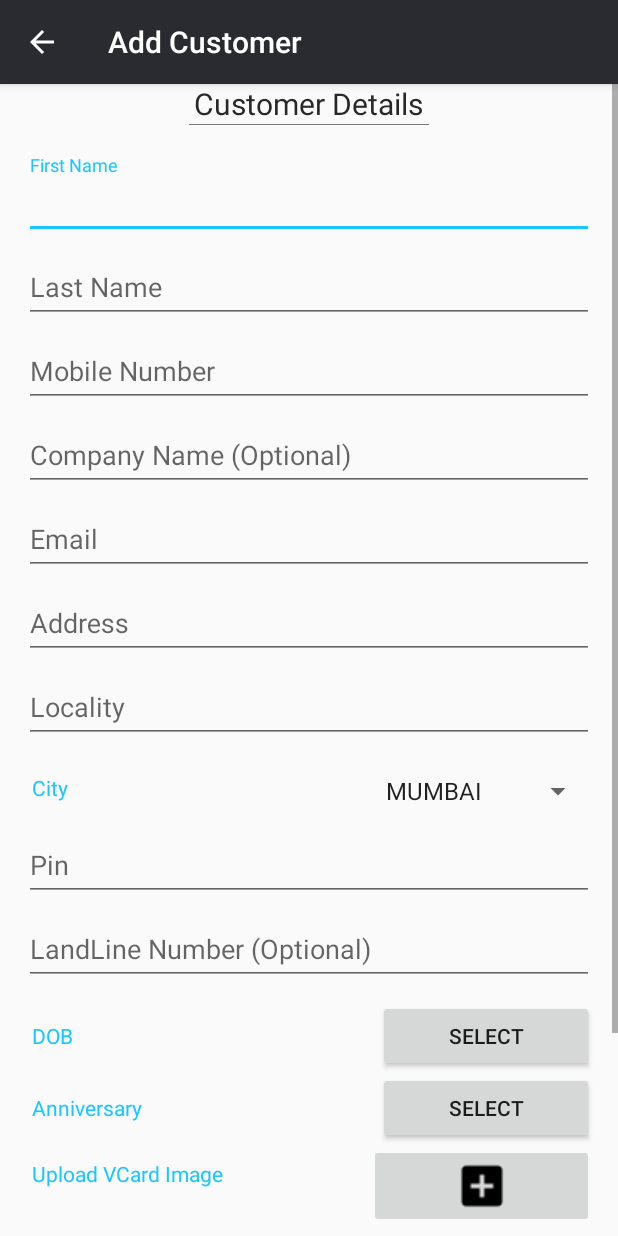
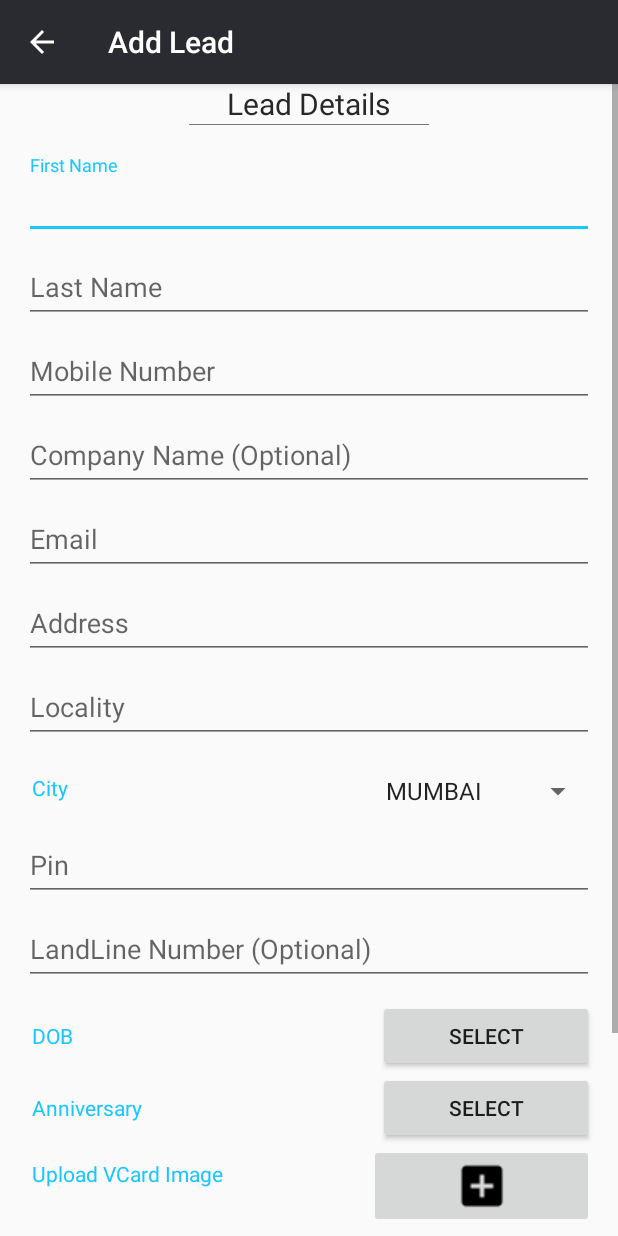
Before and after one commit to raviat10x/totem3, an Android app: the NewCustomerActivity screen opened directly, with no data from a screen before it, on a phone screen of 412 x 824 dp. Run offline under Robolectric (Android 15) with nearby library versions, the phone set to English and light mode, and no system bars; libraries missing offline, so code that uses them is left out: com.loopj.android, cz.msebera.android.

Commit message:
Merging updated code on My Local Branch TO1.0.2 Sunday at 12:00 noon

```diff
--- a/app/src/main/java/com/move10x/totem/design/CustomerDetailsActivity.java
+++ b/app/src/main/java/com/move10x/totem/design/CustomerDetailsActivity.java
@@ -76,7 +76,7 @@ public class CustomerDetailsActivity extends Move10xActivity {
         Toolbar toolbar = (Toolbar) findViewById(R.id.toolbar);
         setSupportActionBar(toolbar);
         getSupportActionBar().setDisplayHomeAsUpEnabled(true);
-        setTitle("Customer Details");
+        setTitle("Lead Details");
 
 
         //Read xml elements.
--- a/app/src/main/java/com/move10x/totem/design/CustomerFragment.java
+++ b/app/src/main/java/com/move10x/totem/design/CustomerFragment.java
@@ -80,7 +80,7 @@ public class CustomerFragment extends Fragment {
 
         CurrentProfile currentProfile = new CurrentProfileService(getActivity().getApplicationContext()).getCurrentProfile();
         view = inflater.inflate(R.layout.fragment_customer, container, false);
-        getActivity().setTitle("Customers");
+        getActivity().setTitle("Leads");
         customerListContainer = (LinearLayout) view.findViewById(R.id.customerListContainer);
         customerList = (ListView) view.findViewById(R.id.customerList);
         progressBar = (ProgressBar) view.findViewById(R.id.driversProgress);
--- a/app/src/main/java/com/move10x/totem/design/MainActivity.java
+++ b/app/src/main/java/com/move10x/totem/design/MainActivity.java
@@ -126,7 +126,7 @@ public class MainActivity extends Move10xActivity
         drawerList.add(new DrawerListItem("Home", R.drawable.icon_home));
         drawerList.add(new DrawerListItem("Drivers", R.drawable.icon_account_circle));
 
-        drawerList.add(new DrawerListItem("Customers", R.drawable.icon_person_pin));
+        drawerList.add(new DrawerListItem("Leads", R.drawable.icon_person_pin));
 
         drawerList.add(new DrawerListItem("DriversOnMap", R.drawable.icon_person_pin));
         //drawerList.add(new DrawerListItem("Activity", R.drawable.icon_history));
@@ -222,7 +222,7 @@ public class MainActivity extends Move10xActivity
                             Log.d("mainActivity", "Finished Changing Fragement to Drivers Fragement.");
                         }
 
-                        else if (selectedItem.getItemName().toLowerCase().equals("customers")) {    //Drivers
+                        else if (selectedItem.getItemName().toLowerCase().equals("leads")) {    //Drivers
                             Log.d("mainActivity", "Changing Fragement to Customers Fragement");
                             fragementHolder = (FrameLayout) findViewById(R.id.fragementHolder);
                             Fragment fg = new CustomerFragment();
--- a/app/src/main/java/com/move10x/totem/design/NewCustomerActivity.java
+++ b/app/src/main/java/com/move10x/totem/design/NewCustomerActivity.java
@@ -71,8 +71,8 @@ import cz.msebera.android.httpclient.Header;
 public class NewCustomerActivity extends AppCompatActivity {
 
     private static final String TAG = "NewCustomerActivity";
-//    static final String File_Customer_VCard = "customerPic.jpeg";
-    static final String File_Customer_VCard = "";
+    static final String File_Customer_VCard = "customerPic.jpeg";
+//    static final String File_Customer_VCard = "";
     private static final int INTENT_REQUEST_CAMERA_CUSTOMER_VCARD = 1002;
     private static final int INTENT_REQUEST_GALLERY_CUSTOMER_PHOTO = 1003;
     private EditText txtMobileNumber;
@@ -104,6 +104,7 @@ public class NewCustomerActivity extends AppCompatActivity {
     private String ftpServer, ftpUserName, ftpPassword, ftpDirectory;
     private static String customerPicFilePath = null;
     private EditText companyName;
+    boolean uploadbuttonclicked;
 
     @Override
     protected void onCreate(Bundle savedInstanceState) {
@@ -112,7 +113,7 @@ public class NewCustomerActivity extends AppCompatActivity {
         Toolbar toolbar = (Toolbar) findViewById(R.id.toolbar);
         setSupportActionBar(toolbar);
         getSupportActionBar().setDisplayHomeAsUpEnabled(true);
-        setTitle("Add Customer");
+        setTitle("Add Lead");
 
 
         GPSTracker gpsTracker = new GPSTracker(this);
@@ -157,6 +158,8 @@ public class NewCustomerActivity extends AppCompatActivity {
         txtPin = (EditText) findViewById(R.id.txtPin);
         txtLandline = (EditText) findViewById(R.id.txtLandline);
         companyName = (EditText) findViewById(R.id.companyName);
+
+        uploadbuttonclicked = false;
 //        txtCustomerCurrentLocation = (TextView) findViewById(R.id.txtCustomerCurrentLocation);
         RegisterButtonClickEvents();
 
@@ -230,7 +233,7 @@ public class NewCustomerActivity extends AppCompatActivity {
             @Override
             public void onClick(View v) {
 
-
+                uploadbuttonclicked = true;
                 showCustomerPhotoImageSource();
 
             }
@@ -315,6 +318,11 @@ public class NewCustomerActivity extends AppCompatActivity {
         });
     }
 
+    @Override
+    protected void onResume() {
+        super.onResume();
+    }
+
     private void OnCreateCustomerClick() {
 //        Log.d(TAG, "OnCustomerClick");
 
@@ -392,7 +400,9 @@ public class NewCustomerActivity extends AppCompatActivity {
 
             try {
 //                Log.d(TAG, "Inside myFiles");
-                requestParams.put("vCardImg", myFile);
+                if(uploadbuttonclicked) {
+                    requestParams.put("vCardImg", myFile);
+                }
             } catch (FileNotFoundException e) {
                 e.printStackTrace();
             }
@@ -436,6 +446,7 @@ public class NewCustomerActivity extends AppCompatActivity {
                             showProgress(false);
                         } else {
                             //Error
+
                             Toast.makeText(getApplicationContext(), response.getString("msg"), Toast.LENGTH_LONG).show();
                         }
                     } catch (JSONException ex) {
@@ -451,6 +462,8 @@ public class NewCustomerActivity extends AppCompatActivity {
                 }
 
             });
+            showProgress(false);
+
         }
 //        else
 //            Log.d(TAG, "In else part");
--- a/app/src/main/java/com/move10x/totem/receivers/NetworkChangeReceiver.java
+++ b/app/src/main/java/com/move10x/totem/receivers/NetworkChangeReceiver.java
@@ -41,7 +41,8 @@ public class NetworkChangeReceiver extends BroadcastReceiver {
                 Log.d(logTag, "Internet is on.");
                 //Redirect to login button.
                 Intent intent1 = new Intent(context, LoginActivity.class);
-                context.startActivity(intent);
+                intent1.setFlags(Intent.FLAG_ACTIVITY_NEW_TASK);
+                context.startActivity(intent1);
             }
         }
     }
--- a/app/src/main/res/layout/activity_customer_details.xml
+++ b/app/src/main/res/layout/activity_customer_details.xml
@@ -439,7 +439,7 @@
                         android:layout_width="fill_parent"
                         android:layout_height="fill_parent"
                         android:layout_marginLeft="20dp"
-                        android:text="Billing Preference"
+                        android:text="Bill Name Preference"
                         android:textColor="@color/colorAccent" />
 
                     <TextView
--- a/app/src/main/res/layout/activity_new_customer.xml
+++ b/app/src/main/res/layout/activity_new_customer.xml
@@ -42,7 +42,7 @@
                 android:layout_width="wrap_content"
                 android:layout_height="wrap_content"
                 android:layout_gravity="center"
-                android:text="Customer Details"
+                android:text="Lead Details"
                 android:textColor="@color/black"
                 android:textSize="20dp" />
 
@@ -349,7 +349,7 @@
                             android:layout_height="match_parent"
                             android:layout_marginLeft="5dp"
                             android:layout_weight="0.6"
-                            android:text="Billing Preference" />
+                            android:text="Bill Name Preference" />
 
                         <Spinner
 
```
